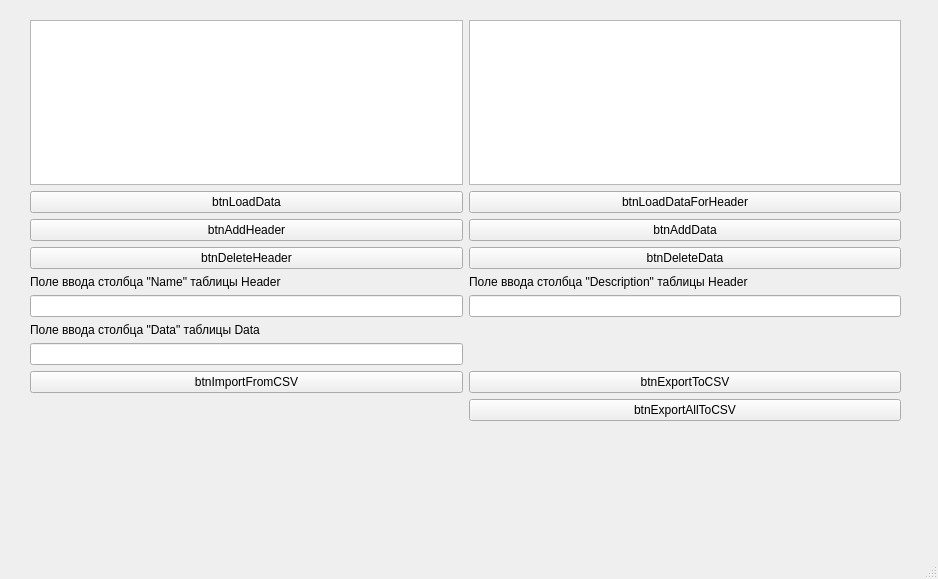
Before: the Qt Designer form mainwindow.ui in li8bee/Test_task, drawn with Qt 5.
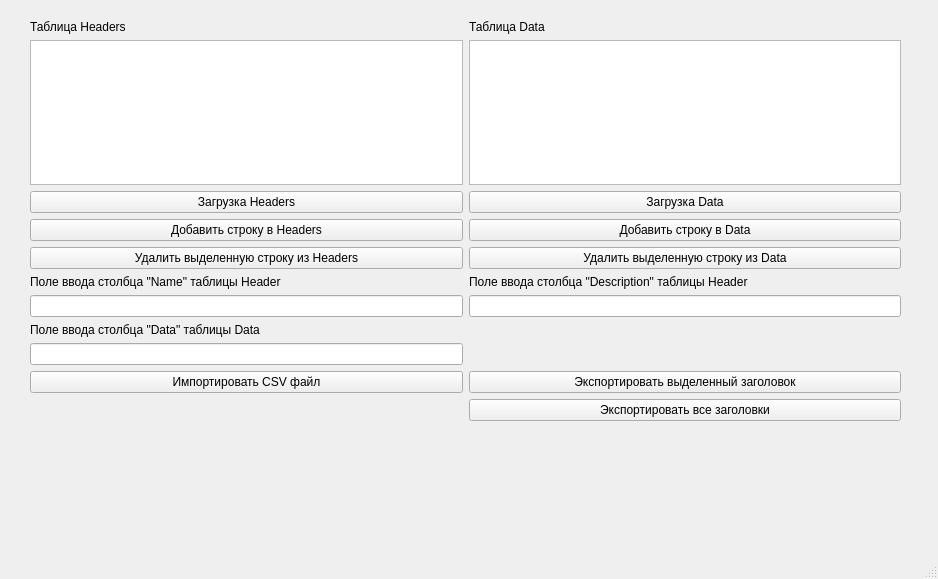
After: the same form once the commit is applied.

```diff
--- a/mainwindow.ui
+++ b/mainwindow.ui
@@ -24,102 +24,116 @@
      </rect>
     </property>
     <layout class="QGridLayout" name="gridLayout">
-     <item row="3" column="0">
+     <item row="10" column="0">
+      <widget class="QLineEdit" name="lineEditData"/>
+     </item>
+     <item row="4" column="0">
       <widget class="QPushButton" name="btnDeleteHeader">
        <property name="text">
-        <string>btnDeleteHeader</string>
+        <string>Удалить выделенную строку из Headers</string>
        </property>
       </widget>
      </item>
-     <item row="3" column="1">
-      <widget class="QPushButton" name="btnDeleteData">
+     <item row="2" column="0">
+      <widget class="QPushButton" name="btnLoadData">
        <property name="text">
-        <string>btnDeleteData</string>
+        <string>Загрузка Headers</string>
        </property>
       </widget>
      </item>
-     <item row="4" column="1">
+     <item row="5" column="0">
+      <widget class="QLabel" name="label">
+       <property name="text">
+        <string>Поле ввода столбца &quot;Name&quot; таблицы Header</string>
+       </property>
+      </widget>
+     </item>
+     <item row="5" column="1">
       <widget class="QLabel" name="label_2">
        <property name="text">
         <string>Поле ввода столбца &quot;Description&quot; таблицы Header</string>
        </property>
       </widget>
      </item>
-     <item row="1" column="0">
-      <widget class="QPushButton" name="btnLoadData">
-       <property name="text">
-        <string>btnLoadData</string>
-       </property>
-      </widget>
-     </item>
      <item row="1" column="1">
+      <widget class="QTableView" name="tableViewData"/>
+     </item>
+     <item row="2" column="1">
       <widget class="QPushButton" name="btnLoadDataForHeader">
        <property name="text">
-        <string>btnLoadDataForHeader</string>
+        <string>Загрузка Data</string>
+       </property>
+      </widget>
+     </item>
+     <item row="11" column="0">
+      <widget class="QPushButton" name="btnImportFromCSV">
+       <property name="text">
+        <string>Импортировать CSV файл</string>
+       </property>
+      </widget>
+     </item>
+     <item row="3" column="0">
+      <widget class="QPushButton" name="btnAddHeader">
+       <property name="text">
+        <string>Добавить строку в Headers</string>
        </property>
       </widget>
      </item>
      <item row="9" column="0">
-      <widget class="QLineEdit" name="lineEditData"/>
-     </item>
-     <item row="5" column="1">
-      <widget class="QLineEdit" name="lineEditHeaderDescription"/>
-     </item>
-     <item row="8" column="0">
       <widget class="QLabel" name="label_3">
        <property name="text">
         <string>Поле ввода столбца &quot;Data&quot; таблицы Data</string>
        </property>
       </widget>
      </item>
-     <item row="0" column="1">
-      <widget class="QTableView" name="tableViewData"/>
+     <item row="6" column="1">
+      <widget class="QLineEdit" name="lineEditHeaderDescription"/>
      </item>
-     <item row="2" column="1">
-      <widget class="QPushButton" name="btnAddData">
-       <property name="text">
-        <string>btnAddData</string>
-       </property>
-      </widget>
-     </item>
-     <item row="5" column="0">
-      <widget class="QLineEdit" name="lineEditHeaderName"/>
-     </item>
-     <item row="2" column="0">
-      <widget class="QPushButton" name="btnAddHeader">
-       <property name="text">
-        <string>btnAddHeader</string>
-       </property>
-      </widget>
-     </item>
-     <item row="4" column="0">
-      <widget class="QLabel" name="label">
-       <property name="text">
-        <string>Поле ввода столбца &quot;Name&quot; таблицы Header</string>
-       </property>
-      </widget>
-     </item>
-     <item row="0" column="0">
+     <item row="1" column="0">
       <widget class="QTableView" name="tableViewHeaders"/>
      </item>
-     <item row="10" column="0">
-      <widget class="QPushButton" name="btnImportFromCSV">
-       <property name="text">
-        <string>btnImportFromCSV</string>
-       </property>
-      </widget>
+     <item row="6" column="0">
+      <widget class="QLineEdit" name="lineEditHeaderName"/>
      </item>
-     <item row="10" column="1">
-      <widget class="QPushButton" name="btnExportToCSV">
+     <item row="4" column="1">
+      <widget class="QPushButton" name="btnDeleteData">
        <property name="text">
-        <string>btnExportToCSV</string>
+        <string>Удалить выделенную строку из Data</string>
        </property>
       </widget>
      </item>
      <item row="11" column="1">
+      <widget class="QPushButton" name="btnExportToCSV">
+       <property name="text">
+        <string>Экспортировать выделенный заголовок</string>
+       </property>
+      </widget>
+     </item>
+     <item row="3" column="1">
+      <widget class="QPushButton" name="btnAddData">
+       <property name="text">
+        <string>Добавить строку в Data</string>
+       </property>
+      </widget>
+     </item>
+     <item row="12" column="1">
       <widget class="QPushButton" name="btnExportAllToCSV">
        <property name="text">
-        <string>btnExportAllToCSV</string>
+        <string>Экспортировать все заголовки</string>
+       </property>
+      </widget>
+     </item>
+     <item row="0" column="0">
+      <widget class="QLabel" name="label_4">
+       <property name="text">
+        <string>Таблица Headers</string>
+       </property>
+      </widget>
+     </item>
+     <item row="0" column="1">
+      <widget class="QLabel" name="label_5">
+       <property name="text">
+        <string>Таблица Data</string>
        </property>
       </widget>
      </item>
```
